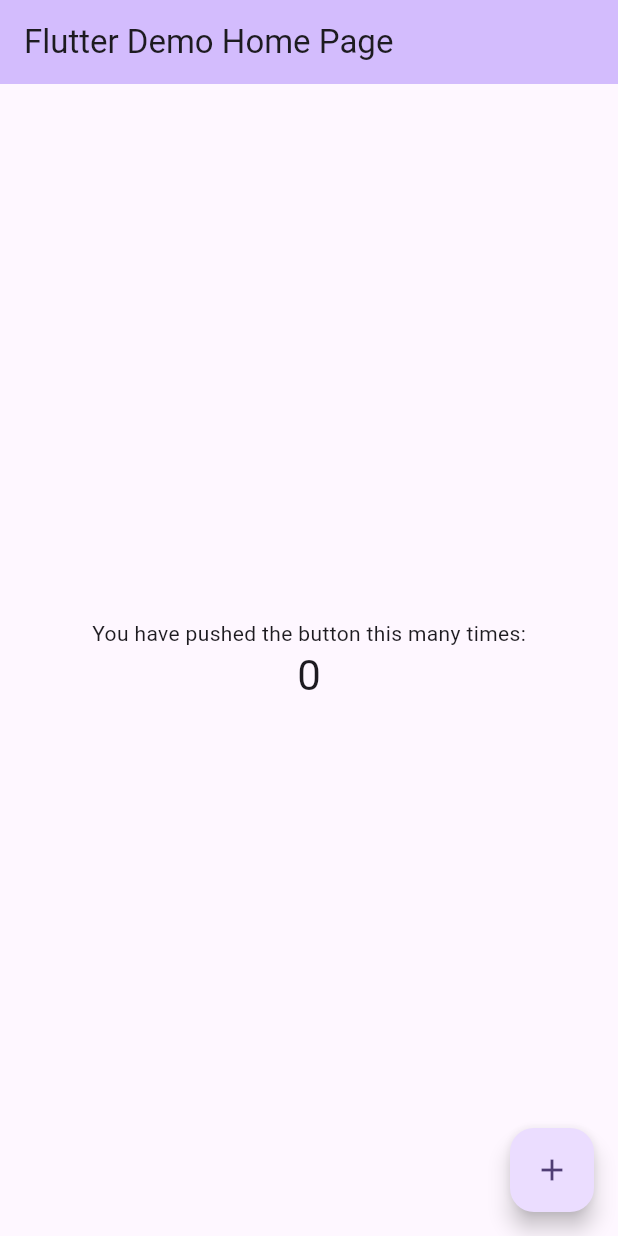
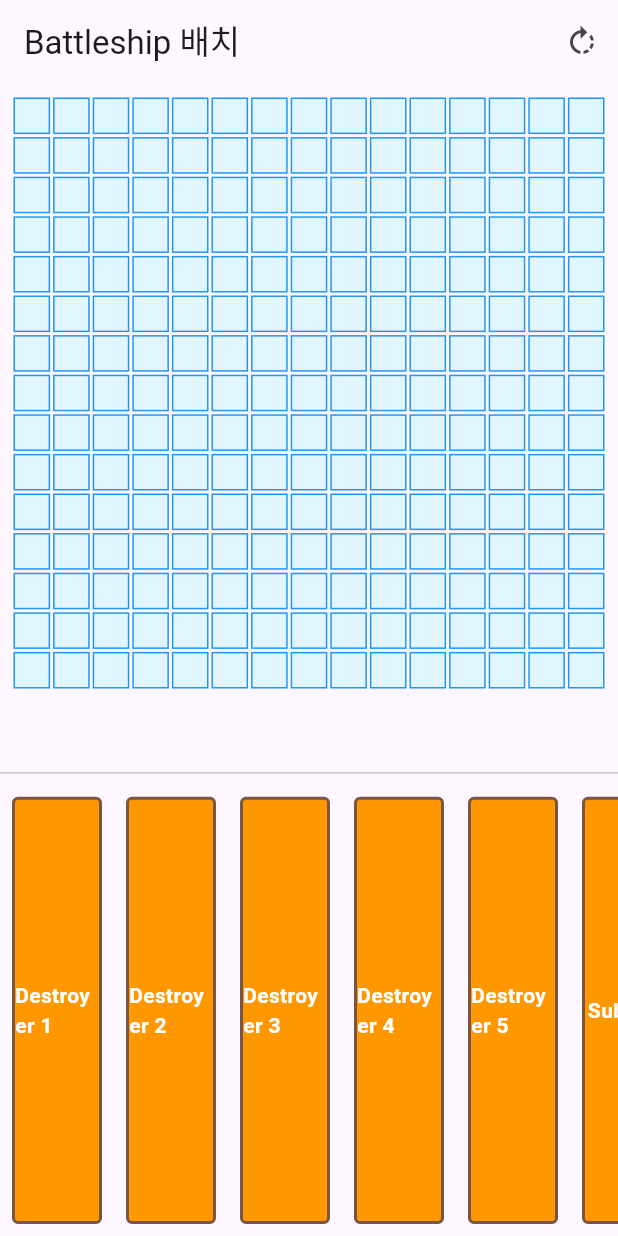
Before and after one commit to eodudrepublic/battleship_fe, a Flutter app: the screen it shows after launch, on a phone screen of 412 x 824 dp. Run offline on Flutter 3.47's test engine with Material 3 defaults, Android fonts, the phone set to English and light mode, and no system bars; our stand-ins replace get, logger.

Commit message:
feat - Battleship 게임판 초안 구현 - 구현해야 할 기능 조오오온나 많음

```diff
--- /dev/null
+++ b/lib/common/utils/logger.dart
@@ -0,0 +1,21 @@
+import 'package:flutter/foundation.dart';
+import 'package:logger/logger.dart';
+
+class Log {
+  static final Logger _logger = Logger(
+    printer: SimplePrinter(),
+    level: kReleaseMode ? Level.off : Level.trace,
+  );
+
+  static void trace(dynamic message) => _logger.t(message);
+
+  static void debug(dynamic message) => _logger.d(message);
+
+  static void info(dynamic message) => _logger.i(message);
+
+  static void warning(dynamic message) => _logger.w(message);
+
+  static void error(dynamic message) => _logger.e(message);
+
+  static void wtf(dynamic message) => _logger.f(message);
+}
--- /dev/null
+++ b/lib/controller/game/game_controller.dart
@@ -0,0 +1,98 @@
+import 'package:get/get.dart';
+import '../../model/ship.dart';
+
+class GameController extends GetxController {
+  // 15x15 격자를 List<List<String>>으로 정의 (반응형)
+  var grid = List.generate(
+    15,
+    (_) => List<String>.filled(15, 'empty'),
+  ).obs;
+
+  // 배치할 함선 목록
+  var ships = <Ship>[
+    // 1x2 크기의 함선 5개
+    Ship(id: 's1', name: 'Destroyer 1', size: 2),
+    Ship(id: 's2', name: 'Destroyer 2', size: 2),
+    Ship(id: 's3', name: 'Destroyer 3', size: 2),
+    Ship(id: 's4', name: 'Destroyer 4', size: 2),
+    Ship(id: 's5', name: 'Destroyer 5', size: 2),
+
+    // 1x3 크기의 함선 3개
+    Ship(id: 's6', name: 'Submarine 1', size: 3),
+    Ship(id: 's7', name: 'Submarine 2', size: 3),
+    Ship(id: 's8', name: 'Submarine 3', size: 3),
+
+    // 1x5 크기의 함선 2개
+    Ship(id: 's9', name: 'Carrier 1', size: 5),
+    Ship(id: 's10', name: 'Carrier 2', size: 5),
+  ].obs;
+
+  // 현재 선택된 함선
+  var selectedShip = Rxn<Ship>();
+
+  // 함선을 격자에 배치하는 메서드
+  void placeShip(Ship ship, int row, int col) {
+    bool isHorizontal = ship.isHorizontal;
+
+    // 격자의 범위 확인
+    if (isHorizontal) {
+      if (col + ship.size > 15) {
+        // 범위 초과
+        Get.snackbar('Error', '함선이 격자 범위를 벗어납니다.');
+        return;
+      }
+      for (int i = 0; i < ship.size; i++) {
+        if (grid.value[row][col + i] != 'empty') {
+          // 이미 다른 함선이 있는 경우
+          Get.snackbar('Error', '해당 위치에 이미 함선이 있습니다.');
+          return;
+        }
+      }
+      // 격자에 함선 배치
+      for (int i = 0; i < ship.size; i++) {
+        grid.value[row][col + i] = ship.id;
+        ship.coordinates.add('${String.fromCharCode(65 + row)}${col + i + 1}');
+      }
+    } else {
+      if (row + ship.size > 15) {
+        // 범위 초과
+        Get.snackbar('Error', '함선이 격자 범위를 벗어납니다.');
+        return;
+      }
+      for (int i = 0; i < ship.size; i++) {
+        if (grid.value[row + i][col] != 'empty') {
+          // 이미 다른 함선이 있는 경우
+          Get.snackbar('Error', '해당 위치에 이미 함선이 있습니다.');
+          return;
+        }
+      }
+      // 격자에 함선 배치
+      for (int i = 0; i < ship.size; i++) {
+        grid.value[row + i][col] = ship.id;
+        ship.coordinates.add('${String.fromCharCode(65 + row + i)}${col + 1}');
+      }
+    }
+
+    ship.isPlaced = true;
+    ships.refresh();
+    grid.refresh(); // grid 변경 사항을 반영
+    selectedShip.value = null; // 선택 해제
+  }
+
+  // 함선 선택 메서드
+  void selectShip(Ship ship) {
+    if (ship.isPlaced) {
+      Get.snackbar('Info', '이미 배치된 함선입니다.');
+      return;
+    }
+    selectedShip.value = ship;
+  }
+
+  // 함선 회전 메서드
+  void rotateSelectedShip() {
+    if (selectedShip.value != null) {
+      selectedShip.value!.isHorizontal = !selectedShip.value!.isHorizontal;
+      ships.refresh();
+    }
+  }
+}
--- a/lib/main.dart
+++ b/lib/main.dart
@@ -1,125 +1,22 @@
+import 'package:battleship_fe/view/game/game_view.dart';
 import 'package:flutter/material.dart';
+import 'package:get/get.dart';
 
 void main() {
-  runApp(const MyApp());
+  // WidgetsFlutterBinding.ensureInitialized();
+
+  runApp(MyApp());
 }
 
 class MyApp extends StatelessWidget {
   const MyApp({super.key});
 
-  // This widget is the root of your application.
   @override
   Widget build(BuildContext context) {
-    return MaterialApp(
-      title: 'Flutter Demo',
-      theme: ThemeData(
-        // This is the theme of your application.
-        //
-        // TRY THIS: Try running your application with "flutter run". You'll see
-        // the application has a purple toolbar. Then, without quitting the app,
-        // try changing the seedColor in the colorScheme below to Colors.green
-        // and then invoke "hot reload" (save your changes or press the "hot
-        // reload" button in a Flutter-supported IDE, or press "r" if you used
-        // the command line to start the app).
-        //
-        // Notice that the counter didn't reset back to zero; the application
-        // state is not lost during the reload. To reset the state, use hot
-        // restart instead.
-        //
-        // This works for code too, not just values: Most code changes can be
-        // tested with just a hot reload.
-        colorScheme: ColorScheme.fromSeed(seedColor: Colors.deepPurple),
-        useMaterial3: true,
-      ),
-      home: const MyHomePage(title: 'Flutter Demo Home Page'),
+    return GetMaterialApp(
+      title: 'Battleship',
+      // debugShowCheckedModeBanner: false,
+      home: GameView(),
     );
   }
 }
-
-class MyHomePage extends StatefulWidget {
-  const MyHomePage({super.key, required this.title});
-
-  // This widget is the home page of your application. It is stateful, meaning
-  // that it has a State object (defined below) that contains fields that affect
-  // how it looks.
-
-  // This class is the configuration for the state. It holds the values (in this
-  // case the title) provided by the parent (in this case the App widget) and
-  // used by the build method of the State. Fields in a Widget subclass are
-  // always marked "final".
-
-  final String title;
-
-  @override
-  State<MyHomePage> createState() => _MyHomePageState();
-}
-
-class _MyHomePageState extends State<MyHomePage> {
-  int _counter = 0;
-
-  void _incrementCounter() {
-    setState(() {
-      // This call to setState tells the Flutter framework that something has
-      // changed in this State, which causes it to rerun the build method below
-      // so that the display can reflect the updated values. If we changed
-      // _counter without calling setState(), then the build method would not be
-      // called again, and so nothing would appear to happen.
-      _counter++;
-    });
-  }
-
-  @override
-  Widget build(BuildContext context) {
-    // This method is rerun every time setState is called, for instance as done
-    // by the _incrementCounter method above.
-    //
-    // The Flutter framework has been optimized to make rerunning build methods
-    // fast, so that you can just rebuild anything that needs updating rather
-    // than having to individually change instances of widgets.
-    return Scaffold(
-      appBar: AppBar(
-        // TRY THIS: Try changing the color here to a specific color (to
-        // Colors.amber, perhaps?) and trigger a hot reload to see the AppBar
-        // change color while the other colors stay the same.
-        backgroundColor: Theme.of(context).colorScheme.inversePrimary,
-        // Here we take the value from the MyHomePage object that was created by
-        // the App.build method, and use it to set our appbar title.
-        title: Text(widget.title),
-      ),
-      body: Center(
-        // Center is a layout widget. It takes a single child and positions it
-        // in the middle of the parent.
-        child: Column(
-          // Column is also a layout widget. It takes a list of children and
-          // arranges them vertically. By default, it sizes itself to fit its
-          // children horizontally, and tries to be as tall as its parent.
-          //
-          // Column has various properties to control how it sizes itself and
-          // how it positions its children. Here we use mainAxisAlignment to
-          // center the children vertically; the main axis here is the vertical
-          // axis because Columns are vertical (the cross axis would be
-          // horizontal).
-          //
-          // TRY THIS: Invoke "debug painting" (choose the "Toggle Debug Paint"
-          // action in the IDE, or press "p" in the console), to see the
-          // wireframe for each widget.
-          mainAxisAlignment: MainAxisAlignment.center,
-          children: <Widget>[
-            const Text(
-              'You have pushed the button this many times:',
-            ),
-            Text(
-              '$_counter',
-              style: Theme.of(context).textTheme.headlineMedium,
-            ),
-          ],
-        ),
-      ),
-      floatingActionButton: FloatingActionButton(
-        onPressed: _incrementCounter,
-        tooltip: 'Increment',
-        child: const Icon(Icons.add),
-      ), // This trailing comma makes auto-formatting nicer for build methods.
-    );
-  }
-}
--- /dev/null
+++ b/lib/model/ship.dart
@@ -0,0 +1,17 @@
+class Ship {
+  final String id;
+  final String name;
+  final int size;
+  List<String> coordinates; // 격자 좌표 (예: "A1", "B3")
+  bool isPlaced;
+  bool isHorizontal; // 함선의 배치 방향을 나타내는 속성
+
+  Ship({
+    required this.id,
+    required this.name,
+    required this.size,
+    List<String>? coordinates, // nullable로 변경
+    this.isPlaced = false,
+    this.isHorizontal = true, // 기본적으로 가로 배치
+  }) : coordinates = coordinates ?? []; // null일 경우 빈 리스트로 초기화
+}
--- /dev/null
+++ b/lib/view/game/game_view.dart
@@ -0,0 +1,71 @@
+import 'package:battleship_fe/view/game/widget/grid_view_widget.dart';
+import 'package:battleship_fe/view/game/widget/ship_widget.dart';
+import 'package:flutter/material.dart';
+import 'package:get/get.dart';
+import '../../controller/game/game_controller.dart';
+
+class GameView extends StatelessWidget {
+  const GameView({super.key});
+
+  @override
+  Widget build(BuildContext context) {
+    final GameController controller = Get.put(GameController());
+
+    return Scaffold(
+      appBar: AppBar(
+        title: Text('Battleship 배치'),
+        actions: [
+          // TODO : 함선 회전 버튼
+          IconButton(
+            icon: Icon(Icons.rotate_right),
+            onPressed: () {
+              controller.rotateSelectedShip();
+            },
+            tooltip: '함선 회전',
+          ),
+        ],
+      ),
+      body: Column(
+        children: [
+          // 격자 표시
+          Expanded(
+            flex: 3,
+            child: Padding(
+              padding: const EdgeInsets.all(8.0),
+              child: Obx(() {
+                return GridViewWidget(
+                  grid: controller.grid.value,
+                  onCellTap: (row, col) {
+                    if (controller.selectedShip.value != null) {
+                      controller.placeShip(
+                          controller.selectedShip.value!, row, col);
+                    }
+                  },
+                );
+              }),
+            ),
+          ),
+          Divider(),
+          // 함선 목록 표시
+          Expanded(
+            flex: 2,
+            child: Obx(() {
+              return ListView(
+                scrollDirection: Axis.horizontal,
+                children: controller.ships.map((ship) {
+                  return ShipWidget(
+                    ship: ship,
+                    isSelected: controller.selectedShip.value?.id == ship.id,
+                    onTap: () {
+                      controller.selectShip(ship);
+                    },
+                  );
+                }).toList(),
+              );
+            }),
+          ),
+        ],
+      ),
+    );
+  }
+}
--- /dev/null
+++ b/lib/view/game/widget/grid_view_widget.dart
@@ -0,0 +1,51 @@
+import 'package:flutter/material.dart';
+
+class GridViewWidget extends StatelessWidget {
+  final List<List<String>> grid; // 격자 데이터
+  final Function(int, int) onCellTap; // 셀 탭 시 호출될 콜백
+
+  const GridViewWidget({
+    super.key,
+    required this.grid,
+    required this.onCellTap,
+  });
+
+  @override
+  Widget build(BuildContext context) {
+    return GridView.builder(
+      gridDelegate: SliverGridDelegateWithFixedCrossAxisCount(
+        crossAxisCount: 15,
+      ),
+      itemCount: 225, // 15x15
+      itemBuilder: (context, index) {
+        int row = index ~/ 15;
+        int col = index % 15;
+
+        String cellValue = grid[row][col];
+
+        return GestureDetector(
+          onTap: () {
+            onCellTap(row, col);
+          },
+          // TODO : 함선 배치시 보이는거 수정해야 함
+          child: Container(
+            margin: EdgeInsets.all(1.0),
+            decoration: BoxDecoration(
+              border: Border.all(color: Colors.blue),
+              color: cellValue == 'empty' ? Colors.lightBlue[50] : Colors.grey,
+            ),
+            child: Center(
+              child: Text(
+                cellValue == 'empty' ? '' : 'S',
+                style: TextStyle(
+                  color: Colors.black,
+                  fontWeight: FontWeight.bold,
+                ),
+              ),
+            ),
+          ),
+        );
+      },
+    );
+  }
+}
--- /dev/null
+++ b/lib/view/game/widget/ship_widget.dart
@@ -0,0 +1,46 @@
+import 'package:flutter/material.dart';
+import '../../../model/ship.dart';
+
+// TODO : 일단 다른거보다 이거 먼저 뜯어 고쳐야 한다.
+class ShipWidget extends StatelessWidget {
+  final Ship ship;
+  final bool isSelected;
+  final VoidCallback onTap;
+
+  const ShipWidget({
+    super.key,
+    required this.ship,
+    required this.isSelected,
+    required this.onTap,
+  });
+
+  @override
+  Widget build(BuildContext context) {
+    return GestureDetector(
+      onTap: onTap,
+      child: Container(
+        width: ship.isHorizontal ? ship.size * 30.0 : 30.0,
+        height: ship.isHorizontal ? 30.0 : ship.size * 30.0,
+        margin: EdgeInsets.all(8.0),
+        // TODO : 이미 배치한 함선의 배경색 변경
+        decoration: BoxDecoration(
+          color: isSelected ? Colors.green : Colors.orange,
+          border: Border.all(
+            color: isSelected ? Colors.black : Colors.brown,
+            width: 2.0,
+          ),
+          borderRadius: BorderRadius.circular(4.0),
+        ),
+        child: Center(
+          child: Text(
+            ship.name,
+            style: TextStyle(
+              color: Colors.white,
+              fontWeight: FontWeight.bold,
+            ),
+          ),
+        ),
+      ),
+    );
+  }
+}
--- a/pubspec.yaml
+++ b/pubspec.yaml
@@ -31,9 +31,15 @@ dependencies:
   flutter:
     sdk: flutter
 
+  get: ^4.6.6
+  logger: ^2.4.0
+
   # The following adds the Cupertino Icons font to your application.
   # Use with the CupertinoIcons class for iOS style icons.
   cupertino_icons: ^1.0.8
+  flutter_screenutil: ^5.9.3
+  flutter_svg: ^2.0.16
+  flutter_native_splash: ^2.4.4
 
 dev_dependencies:
   flutter_test:
```
Also changed, not shown: pubspec.lock, 2 other files.
